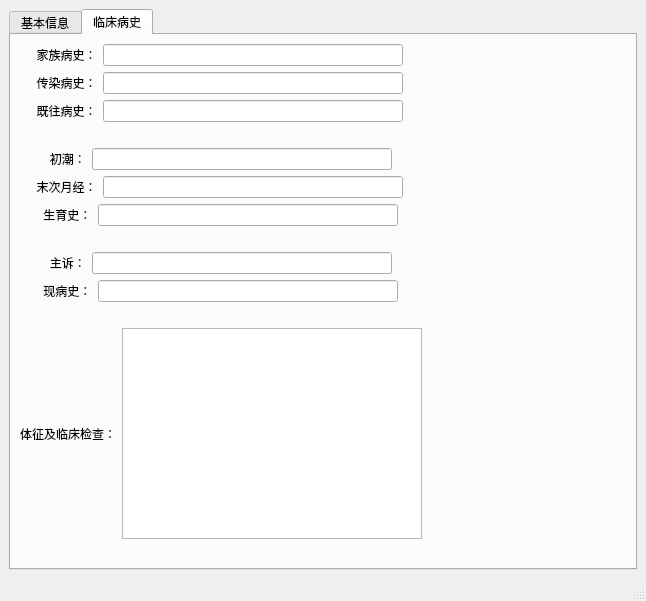
First picture: the form in Tools/MHealthReport/patientstudyregister.ui, repository zyq1569/HealthApp, before the edit.
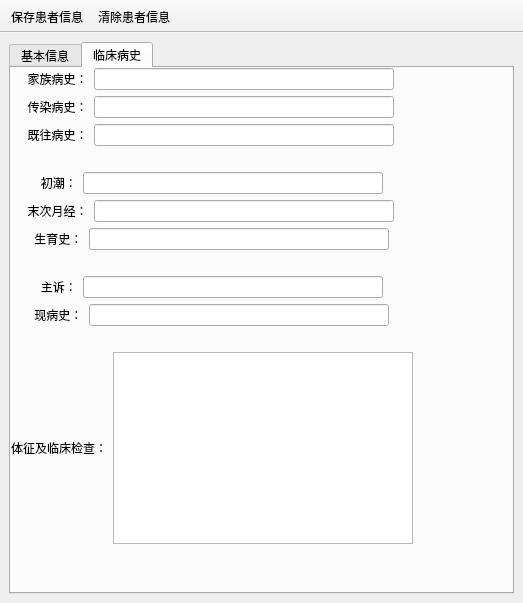
Second picture: the form after the edit. The open tabs and pages were chosen to show the change. Icons and pictures are not drawn.

Commit message: add study register ui

Diff of the .ui file:
```diff
--- a/Tools/MHealthReport/patientstudyregister.ui
+++ b/Tools/MHealthReport/patientstudyregister.ui
@@ -6,8 +6,8 @@
    <rect>
     <x>0</x>
     <y>0</y>
-    <width>646</width>
-    <height>601</height>
+    <width>523</width>
+    <height>603</height>
    </rect>
   </property>
   <property name="windowTitle">
@@ -1085,8 +1085,7 @@
        <attribute name="title">
         <string>临床病史</string>
        </attribute>
-       <layout class="QGridLayout" name="gridLayout_2">
-        <item row="0" column="0">
+       <widget class="QWidget" name="">
          <layout class="QVBoxLayout" name="verticalLayout_6">
           <item>
            <layout class="QHBoxLayout" name="horizontalLayout_13">
@@ -1441,28 +1440,55 @@
            </layout>
           </item>
          </layout>
-        </item>
-        <item row="1" column="0">
-         <spacer name="horizontalSpacer_32">
-          <property name="orientation">
-           <enum>Qt::Horizontal</enum>
-          </property>
-          <property name="sizeHint" stdset="0">
-           <size>
-            <width>451</width>
-            <height>20</height>
-           </size>
-          </property>
-         </spacer>
-        </item>
-       </layout>
-      </widget>
-     </widget>
+       </widget>
+      </widget>
+     </widget>
     </item>
    </layout>
   </widget>
-  <widget class="QStatusBar" name="statusbar"/>
- </widget>
- <resources/>
+  <widget class="QToolBar" name="toolBar">
+   <property name="windowTitle">
+    <string>toolBar</string>
+   </property>
+   <property name="movable">
+    <bool>false</bool>
+   </property>
+   <attribute name="toolBarArea">
+    <enum>TopToolBarArea</enum>
+   </attribute>
+   <attribute name="toolBarBreak">
+    <bool>false</bool>
+   </attribute>
+   <addaction name="actionSavePatientInfo"/>
+   <addaction name="actionClearPatientInfo"/>
+  </widget>
+  <action name="actionSavePatientInfo">
+   <property name="icon">
+    <iconset resource="res.qrc">
+     <normaloff>:/image/image/save.png</normaloff>:/image/image/save.png</iconset>
+   </property>
+   <property name="text">
+    <string>保存患者信息</string>
+   </property>
+   <property name="toolTip">
+    <string>保存患者信息</string>
+   </property>
+  </action>
+  <action name="actionClearPatientInfo">
+   <property name="icon">
+    <iconset resource="res.qrc">
+     <normaloff>:/image/image/edit-clear.png</normaloff>:/image/image/edit-clear.png</iconset>
+   </property>
+   <property name="text">
+    <string>清除患者信息</string>
+   </property>
+   <property name="toolTip">
+    <string>清除患者信息</string>
+   </property>
+  </action>
+ </widget>
+ <resources>
+  <include location="res.qrc"/>
+ </resources>
  <connections/>
 </ui>
```
Left out of the diff: 16 changed lines with no effect on the pictures. Lines whose indentation alone changed are shown as unchanged. The commit also changes 3 other files.
